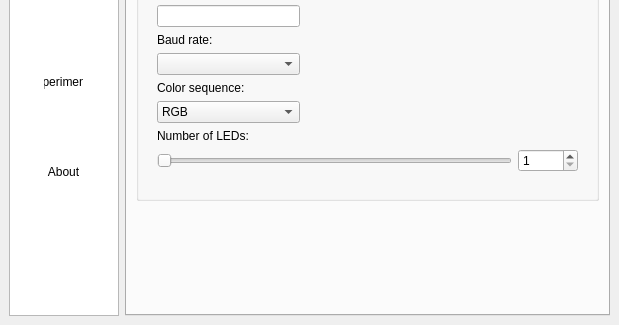
Old version of the form Software/src/SettingsWindow.ui in the repository Atarity/Lightpack; both pictures show x 0 to 619 and y 295 to 620 of the 619 by 620 pixel window.
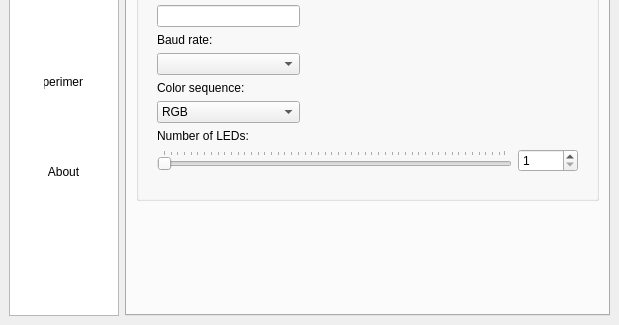
New version of the form. The open tabs and pages were chosen to show the change. Icons and pictures are not drawn. Custom widgets are drawn as their Qt base class.

```diff
--- a/Software/src/SettingsWindow.ui
+++ b/Software/src/SettingsWindow.ui
@@ -1217,6 +1217,12 @@
                  <property name="orientation">
                   <enum>Qt::Horizontal</enum>
                  </property>
+                 <property name="tickPosition">
+                  <enum>QSlider::TicksAbove</enum>
+                 </property>
+                 <property name="tickInterval">
+                  <number>5</number>
+                 </property>
                 </widget>
                </item>
                <item row="8" column="1">
```
Left out of the diff: 14 changed lines with no effect on the pictures.
